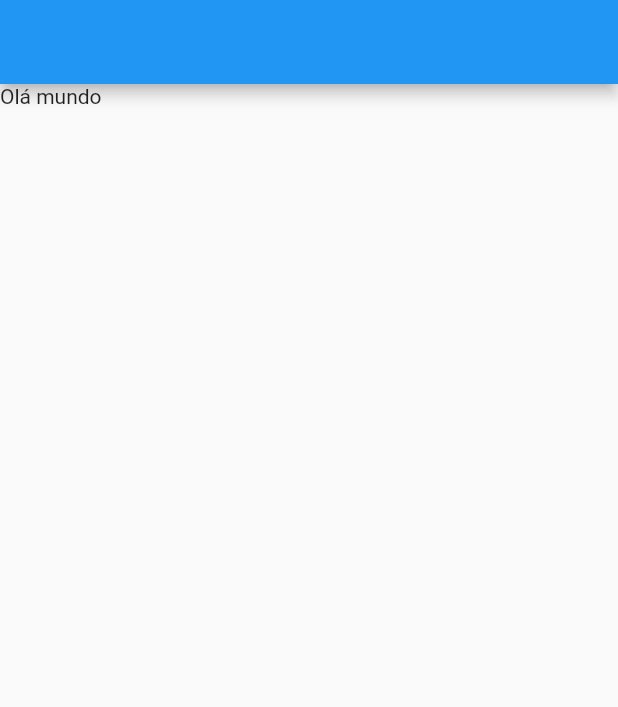
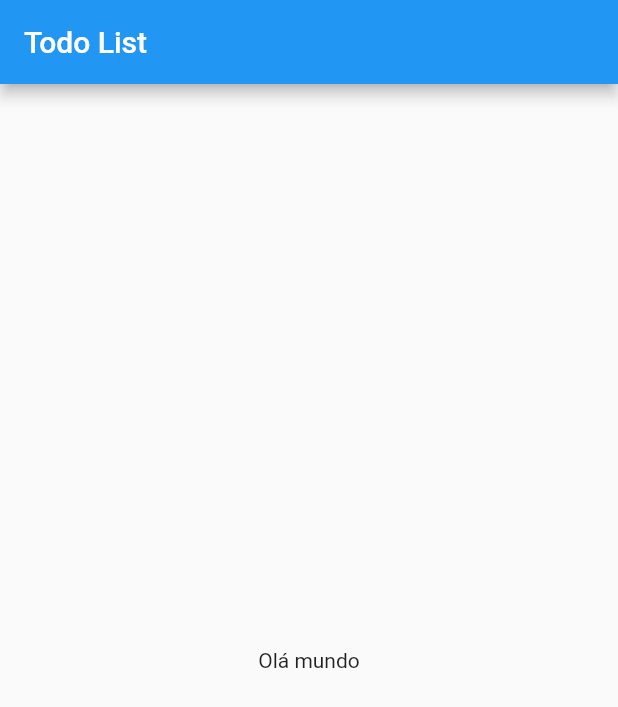
Before and after one commit to gabrielmartinspires-br/aula_flutter-Youtube, a Flutter app: the screen it shows after launch, on a phone screen of 412 x 824 dp. Shown: the top 707 px of the screen. Run offline on Flutter 3.47's test engine with Material 2 defaults, Android fonts, the phone set to English and light mode, and no system bars.

Commit message:
‘Adicionando-título-AppBar-na-home-page-do-App’

```diff
--- a/todo/lib/main.dart
+++ b/todo/lib/main.dart
@@ -20,9 +20,13 @@ class HomePage extends StatelessWidget {
   @override
   Widget build(BuildContext context) {
     return Scaffold(
-      appBar: AppBar(),
+      appBar: AppBar(
+        title: Text("Todo List"),
+      ),
       body: Container(
-        child: Text("Olá mundo"),
+        child: Center(
+          child: Text("Olá mundo"),
+        ),
       ),
     );
   }
```
